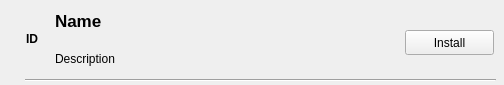
Above: installformitem.ui from Liyezhong/DEPLOYMENT before the change. Below: the same form after it.
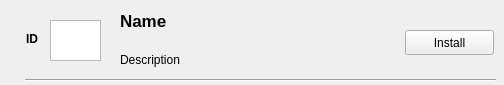
That is the form after the change.

```diff
--- a/installformitem.ui
+++ b/installformitem.ui
@@ -16,9 +16,9 @@
   <widget class="QLabel" name="name">
    <property name="geometry">
     <rect>
-     <x>55</x>
+     <x>120</x>
      <y>10</y>
-     <width>351</width>
+     <width>261</width>
      <height>21</height>
     </rect>
    </property>
@@ -36,10 +36,10 @@
   <widget class="QLabel" name="desc">
    <property name="geometry">
     <rect>
-     <x>55</x>
+     <x>120</x>
      <y>50</y>
-     <width>341</width>
-     <height>17</height>
+     <width>271</width>
+     <height>20</height>
     </rect>
    </property>
    <property name="text">
@@ -77,7 +77,7 @@
     <rect>
      <x>26</x>
      <y>30</y>
-     <width>67</width>
+     <width>21</width>
      <height>17</height>
     </rect>
    </property>
@@ -91,6 +91,16 @@
     <string>ID</string>
    </property>
   </widget>
+  <widget class="QGraphicsView" name="graphicsView">
+   <property name="geometry">
+    <rect>
+     <x>50</x>
+     <y>20</y>
+     <width>51</width>
+     <height>41</height>
+    </rect>
+   </property>
+  </widget>
  </widget>
  <resources/>
  <connections/>
```
